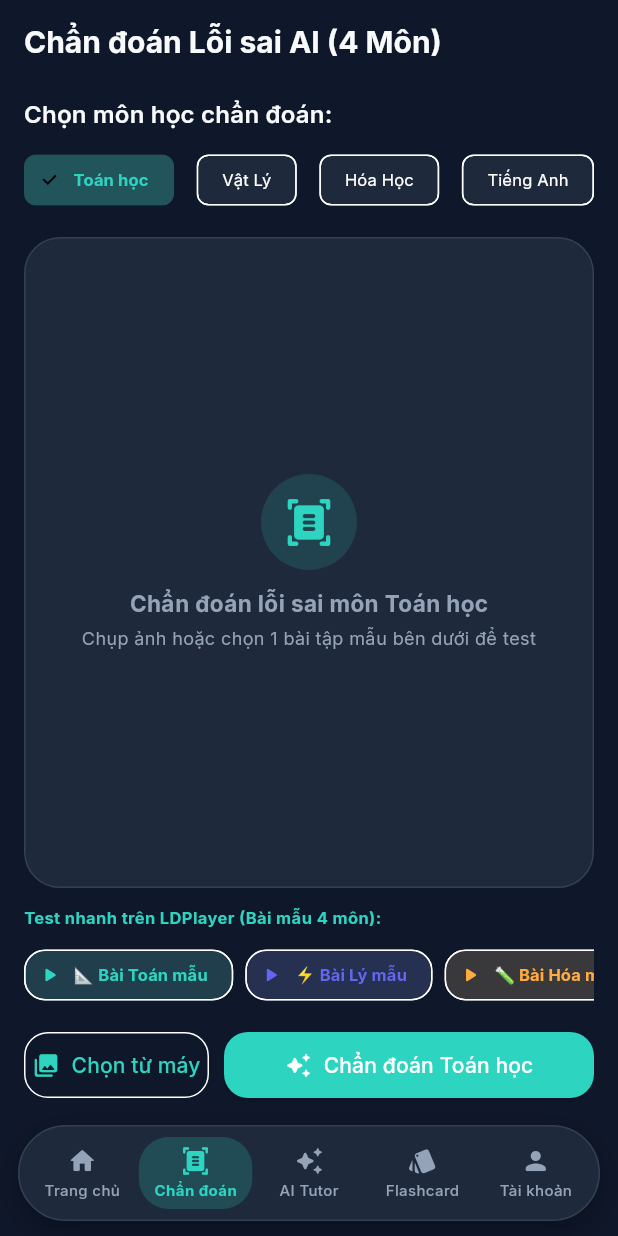
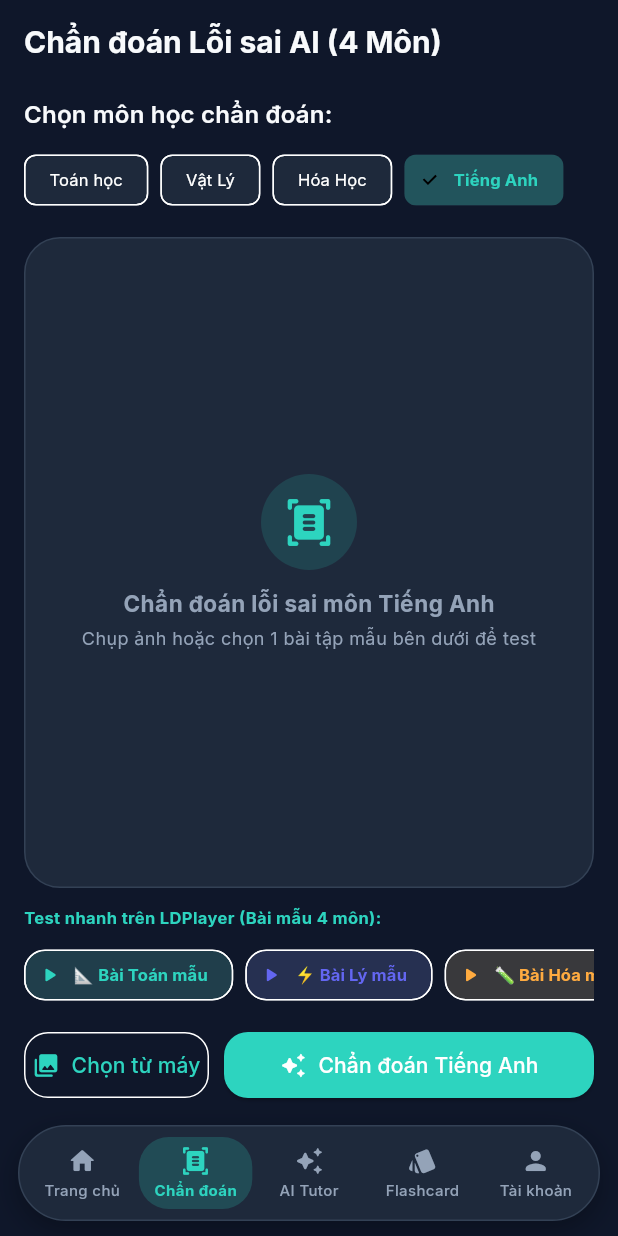
Before and after one commit to PL21zzz/OmniSolveAI, a Flutter app: the screen it shows after launch, item 2 of the bottom bar chosen, on a phone screen of 412 x 824 dp. Run offline on Flutter 3.47's test engine with Material 3 defaults, Android fonts, the phone set to English and light mode, and no system bars; our stand-ins replace cloud_firestore, firebase_auth, firebase_core, fl_chart, flutter_animate, flutter_riverpod and 5 more; accounts and stored records are empty.

Commit message:
fix: initialize Firebase safely in main.dart and fix scanner screen subject chips horizontal overflow

```diff
--- a/lib/features/scanner/presentation/scanner_screen.dart
+++ b/lib/features/scanner/presentation/scanner_screen.dart
@@ -16,7 +16,7 @@ class _ScannerScreenState extends State<ScannerScreen> {
   final ImagePicker _picker = ImagePicker();
   Uint8List? _selectedImageBytes;
   bool _isLoading = false;
-  String _selectedSubject = 'Toán học';
+  String _selectedSubject = 'Tiếng Anh';
 
   final List<String> _subjects = ['Toán học', 'Vật Lý', 'Hóa Học', 'Tiếng Anh'];
 
@@ -94,14 +94,17 @@ class _ScannerScreenState extends State<ScannerScreen> {
         child: Column(
           crossAxisAlignment: CrossAxisAlignment.start,
           children: [
-            // 4-Subject Filter Pills
+            // 4-Subject Filter Pills with Horizontal Scroll (Fixes 4.0px Right Overflow!)
             Text('Chọn môn học chẩn đoán:', style: Theme.of(context).textTheme.titleMedium),
             const SizedBox(height: 8),
-            Row(
-              mainAxisAlignment: MainAxisAlignment.spaceBetween,
+            SingleChildScrollView(
+              scrollDirection: Axis.horizontal,
+              child: Row(
                 children: _subjects.map((subj) {
                   final isSelected = subj == _selectedSubject;
-                return ChoiceChip(
+                  return Padding(
+                    padding: const EdgeInsets.only(right: 8),
+                    child: ChoiceChip(
                       label: Text(subj),
                       selected: isSelected,
                       onSelected: (selected) {
@@ -117,8 +120,10 @@ class _ScannerScreenState extends State<ScannerScreen> {
                         fontWeight: isSelected ? FontWeight.bold : FontWeight.normal,
                         color: isSelected ? primaryColor : (isDark ? Colors.white : Colors.black87),
                       ),
+                    ),
                   );
                 }).toList(),
+              ),
             ),
             const SizedBox(height: 14),
 
@@ -187,7 +192,7 @@ class _ScannerScreenState extends State<ScannerScreen> {
             ),
             const SizedBox(height: 12),
 
-            // Preset Sample Buttons for LDPlayer Testing!
+            // Preset Sample Buttons for LDPlayer Testing
             Text('Test nhanh trên LDPlayer (Bài mẫu 4 môn):', style: TextStyle(fontSize: 11, fontWeight: FontWeight.bold, color: primaryColor)),
             const SizedBox(height: 6),
             SingleChildScrollView(
```
Also changed, not shown: lib/main.dart (+7 -1 lines), 1 other file. Lines whose indentation alone changed are shown as unchanged.
